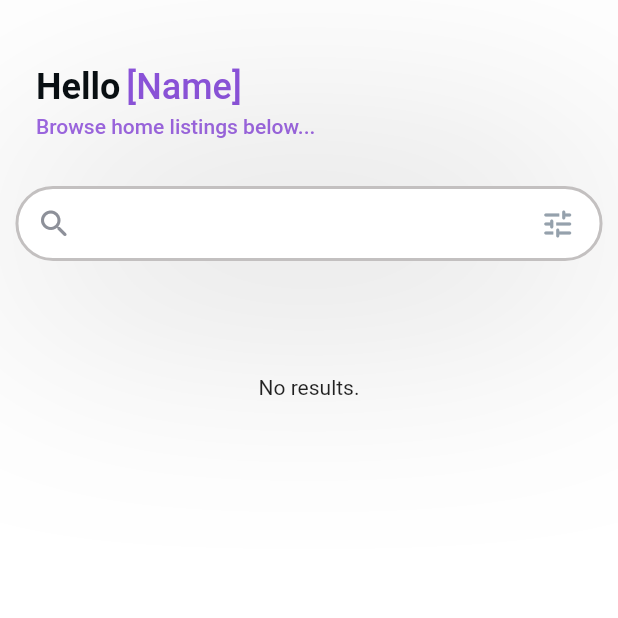
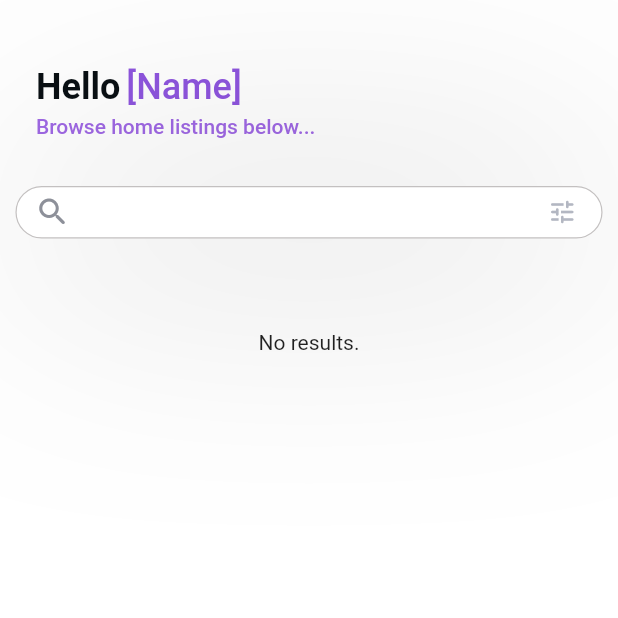
Before and after one commit to drexquisite/place, a Flutter app: the DefaultViewWidget screen opened directly, on a phone screen of 412 x 824 dp, the top half of it. Run offline on Flutter 3.47's test engine with Material 2 defaults, Android fonts, the phone set to English and light mode, and no system bars; our stand-ins replace auto_size_text, built_collection, built_value, cloud_firestore, firebase_auth, firebase_core and 10 more; accounts and stored records are empty; generated files the repository leaves out were written again; Roboto replaces fonts that are missing (Lexend Deca).

Commit message:
Updating to latest FlutterFlow output.

```diff
--- a/lib/default_view/default_view_widget.dart
+++ b/lib/default_view/default_view_widget.dart
@@ -103,7 +103,7 @@ class _DefaultViewWidgetState extends State<DefaultViewWidget> {
                       padding: EdgeInsets.fromLTRB(0, 16, 0, 0),
                       child: Container(
                         width: MediaQuery.of(context).size.width * 0.95,
-                        height: 50,
+                        height: 35,
                         decoration: BoxDecoration(
                           color: Colors.white,
                           boxShadow: [
@@ -116,7 +116,7 @@ class _DefaultViewWidgetState extends State<DefaultViewWidget> {
                           borderRadius: BorderRadius.circular(25),
                           border: Border.all(
                             color: Color(0xFFC3C0C0),
-                            width: 2,
+                            width: 0.8,
                           ),
                         ),
                         child: Padding(
@@ -137,8 +137,8 @@ class _DefaultViewWidgetState extends State<DefaultViewWidget> {
                                   alignment: Alignment(0.95, 0),
                                   child: Icon(
                                     Icons.tune_rounded,
-                                    color: Color(0xFF95A1AC),
-                                    size: 24,
+                                    color: Color(0xFFB3B7C2),
+                                    size: 20,
                                   ),
                                 ),
                               )
@@ -150,7 +150,7 @@ class _DefaultViewWidgetState extends State<DefaultViewWidget> {
                   ],
                 ),
                 Padding(
-                  padding: EdgeInsets.fromLTRB(0, 100, 0, 0),
+                  padding: EdgeInsets.fromLTRB(0, 70, 0, 0),
                   child: StreamBuilder<List<HousePostsRecord>>(
                     stream: queryHousePostsRecord(
                       queryBuilder: (housePostsRecord) => housePostsRecord
```
